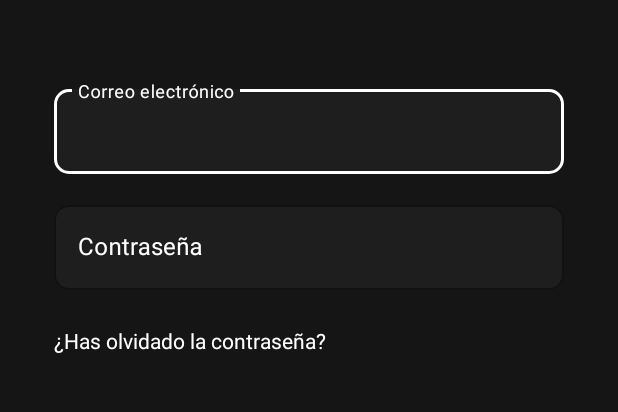
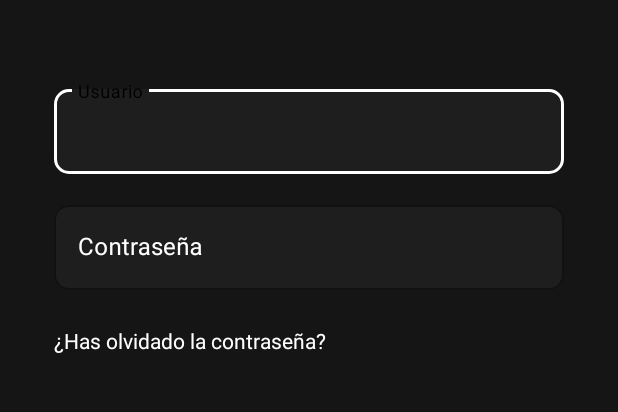
Before and after one commit to Sergi7531/TFG, an Android app: the layout fragment_login.xml on its own in the app's theme, with its tools: preview values and no code run, on a phone screen of 412 x 824 dp, the part 129-541 px from its top. Run offline under Robolectric (Android 15) with nearby library versions, the phone set to English and light mode, and no system bars.

Commit message:
Log In Working

```diff
--- a/app/src/main/res/layout/fragment_login.xml
+++ b/app/src/main/res/layout/fragment_login.xml
@@ -45,14 +45,13 @@
                 app:boxCornerRadiusBottomEnd="10dp"
                 app:boxCornerRadiusBottomStart="10dp"
                 app:boxCornerRadiusTopEnd="10dp"
-                app:boxCornerRadiusTopStart="10dp"
-                app:hintTextColor="@color/primaryTextColor">
+                app:boxCornerRadiusTopStart="10dp">
 
                 <com.google.android.material.textfield.TextInputEditText
                     android:id="@+id/usernameLog"
                     android:layout_width="match_parent"
                     android:layout_height="wrap_content"
-                    android:hint="@string/email"
+                    android:hint="@string/username"
                     android:textColor="@color/primaryTextColor"
                     android:textColorHint="@android:color/white" />
             </com.google.android.material.textfield.TextInputLayout>
@@ -67,8 +66,7 @@
                 app:boxCornerRadiusBottomEnd="10dp"
                 app:boxCornerRadiusBottomStart="10dp"
                 app:boxCornerRadiusTopEnd="10dp"
-                app:boxCornerRadiusTopStart="10dp"
-                app:hintTextColor="@color/primaryTextColor">
+                app:boxCornerRadiusTopStart="10dp">
 
                 <com.google.android.material.textfield.TextInputEditText
                     android:id="@+id/passwordLog"
```
